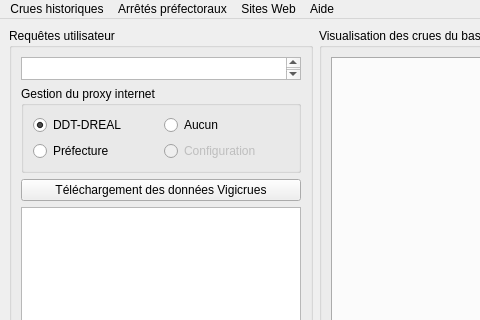
Qt form fenetre_principale.ui (dasycarpum/pro_DDT_Viginond) before a commit; both pictures show x 0 to 480 and y 0 to 320 of the 1024 by 815 pixel window.
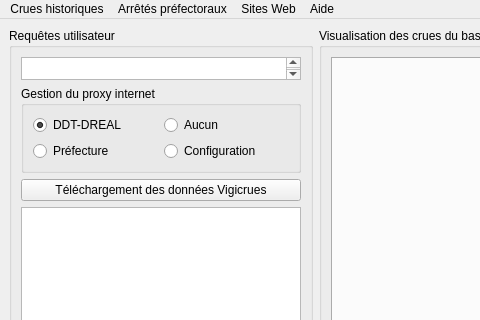
The same form after that commit. Icons and pictures are not drawn.

```diff
--- a/fenetre_principale.ui
+++ b/fenetre_principale.ui
@@ -107,7 +107,7 @@
           <item row="1" column="1">
            <widget class="QRadioButton" name="radioButton_proxy_autre">
             <property name="enabled">
-             <bool>false</bool>
+             <bool>true</bool>
             </property>
             <property name="cursor">
              <cursorShape>PointingHandCursor</cursorShape>
```
